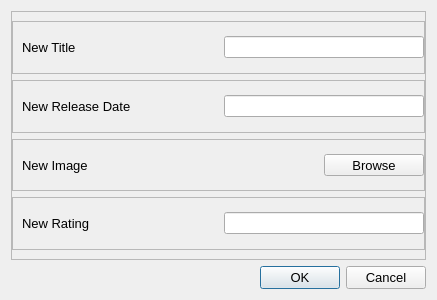
This is ui/edit_dialog.ui in ngfuong/crud-ranking-app as Qt 5 draws it before an edit. The edited form follows.
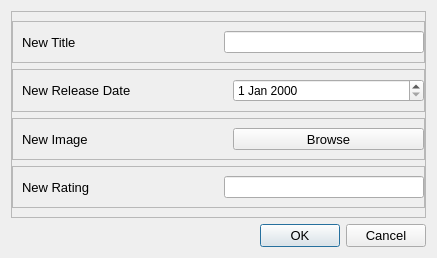
This is the edited form. Icons and pictures are not drawn.

What changed in the file:
```diff
--- a/ui/edit_dialog.ui
+++ b/ui/edit_dialog.ui
@@ -7,7 +7,7 @@
     <x>0</x>
     <y>0</y>
     <width>437</width>
-    <height>300</height>
+    <height>256</height>
    </rect>
   </property>
   <property name="windowTitle">
@@ -113,7 +113,7 @@
           </widget>
          </item>
          <item>
-          <widget class="QLineEdit" name="releasedateInput">
+          <widget class="QDateEdit" name="releasedateInput">
            <property name="maximumSize">
             <size>
              <width>200</width>
@@ -160,9 +160,15 @@
          </item>
          <item>
           <widget class="QToolButton" name="uploadImgButton">
-           <property name="maximumSize">
+           <property name="minimumSize">
             <size>
              <width>100</width>
+             <height>0</height>
+            </size>
+           </property>
+           <property name="maximumSize">
+            <size>
+             <width>200</width>
              <height>16777215</height>
             </size>
            </property>
```
